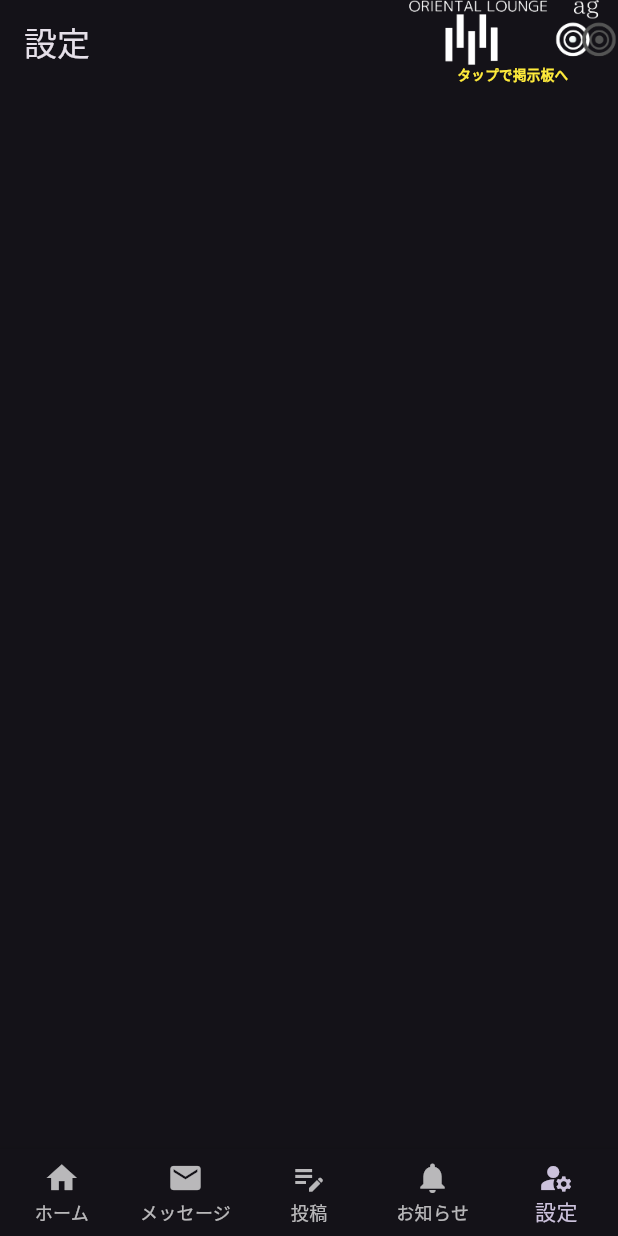
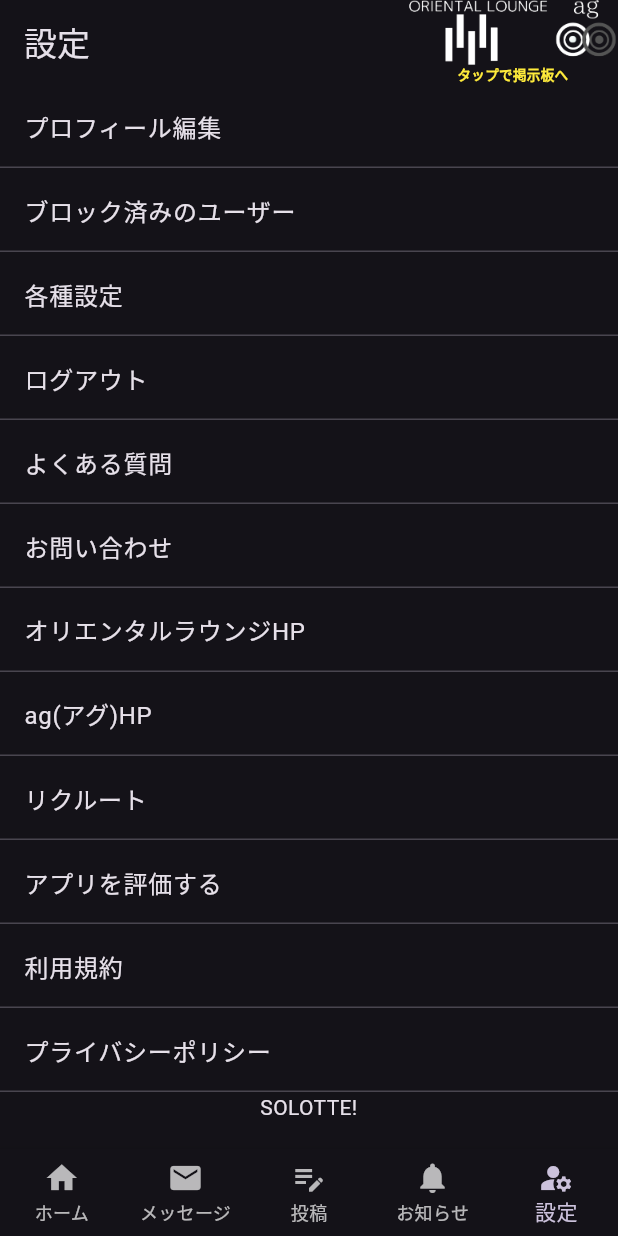
Before and after one commit to buisiss12/sltsample, a Flutter app: the screen it shows after launch, item 5 of the bottom bar chosen, on a phone screen of 412 x 824 dp. Run offline on Flutter 3.47's test engine with Material 3 defaults, Android fonts, the phone set to English and light mode, and no system bars; our stand-ins replace firebase_auth, firebase_core, firebase_messaging, flutter_datetime_picker_plus, webview_flutter; accounts and stored records are empty.

Commit message:
設定項目実装

```diff
--- a/lib/solotte_page.dart
+++ b/lib/solotte_page.dart
@@ -67,7 +67,67 @@ class _SolottePageState extends State<SolottePage> {
                 ],
               ),
             )
-          : Container(),
+          : _currentIndex == 4
+              ? ListView(
+                  children: ListTile.divideTiles(
+                    context: context,
+                    tiles: [
+                      ListTile(
+                        title: const Text('プロフィール編集'),
+                        onTap: () {},
+                      ),
+                      ListTile(
+                        title: const Text('ブロック済みのユーザー'),
+                        onTap: () {},
+                      ),
+                      ListTile(
+                        title: const Text('各種設定'),
+                        onTap: () {},
+                      ),
+                      ListTile(
+                        title: const Text('ログアウト'),
+                        onTap: () {},
+                      ),
+                      ListTile(
+                        title: const Text('よくある質問'),
+                        onTap: () {},
+                      ),
+                      ListTile(
+                        title: const Text('お問い合わせ'),
+                        onTap: () {},
+                      ),
+                      ListTile(
+                        title: const Text('オリエンタルラウンジHP'),
+                        onTap: () {},
+                      ),
+                      ListTile(
+                        title: const Text('ag(アグ)HP'),
+                        onTap: () {},
+                      ),
+                      ListTile(
+                        title: const Text('リクルート'),
+                        onTap: () {},
+                      ),
+                      ListTile(
+                        title: const Text('アプリを評価する'),
+                        onTap: () {},
+                      ),
+                      ListTile(
+                        title: const Text('利用規約'),
+                        onTap: () {},
+                      ),
+                      ListTile(
+                        title: const Text('プライバシーポリシー'),
+                        onTap: () {},
+                      ),
+                      const Text(
+                        'SOLOTTE!',
+                        textAlign: TextAlign.center,
+                      ),
+                    ],
+                  ).toList(),
+                )
+              : Container(),
     );
   }
 }
```
